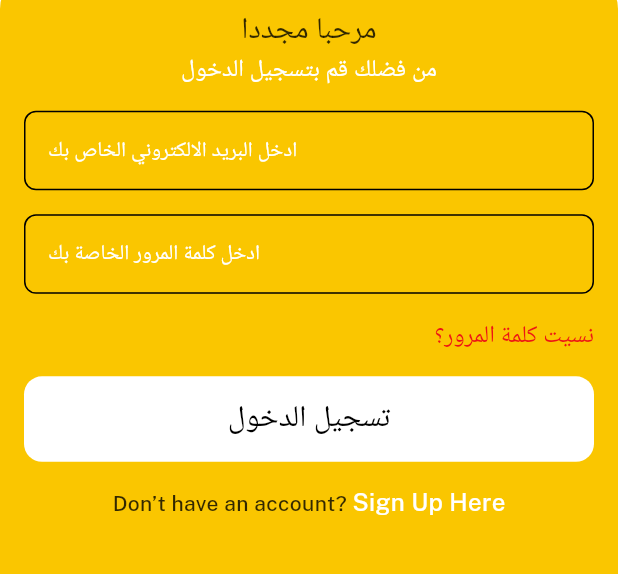
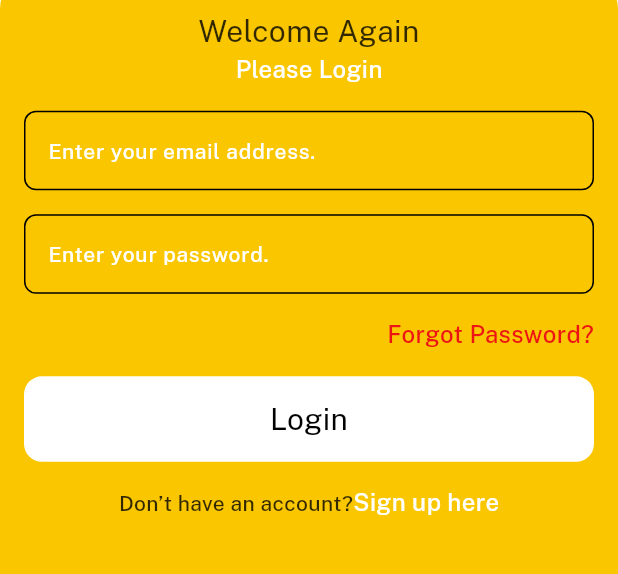
Before and after one commit to Belalwael26/dreamHome, a Flutter app: the screen it shows after launch, after a tap on "Skip", on a phone screen of 412 x 824 dp, the part 398-972 px from its top. Run offline on Flutter 3.47's test engine with Material 3 defaults, Android fonts, the phone set to English and light mode, and no system bars; our stand-ins replace carousel_slider, cloud_firestore, dartz, dio, dotted_border, easy_localization and 16 more; accounts and stored records are empty; project files that could hold a hidden picture were left out.

Commit message:
login_localization

```diff
--- a/dream_home/assets/translate/en.json
+++ b/dream_home/assets/translate/en.json
@@ -11,6 +11,16 @@
   "onboardingsubtitle4": "Communicate with clients or craft workers in real-time and manage your projects effortlessly" ,
   "onboardingTitle5":"Reliable Services",
   "onboardingsubtitle5": "Experience reliable services from skilled craft workers with secure payments and verified profiles." ,
+  "Welcome_Again" : "Welcome Again" ,
+  "PleaseLogin" :"Please Login" ,
+  "EmailHint" :"Enter your email address.",
+  "passwordHint" :"Enter your password.",
+  "ForgetPassword" : "Forgot Password?" ,
+  "login": "Login",
+  "NoAccount" :"Don’t have an account?" ,
+  "HaveAccount" :"Have an account?" ,
+  "SignupHere" :"Sign up here" ,
+  "LoginHere" :"Login Here" ,
   "servicex" : {
     "SERVICES": "Services",
     "FIX_NOW": "Fix Now",
@@ -36,7 +46,7 @@
     "contact": "Contact Us",
     "darkMode": "Dark Mode",
     "lightMode": "Light Mode",
-    "login": "Login",
+
     "register": "Register",
     "toggleThemeDark": "Switch to Dark Mode",
     "toggleThemeLight": "Switch to Light Mode",
@@ -44,7 +54,7 @@
     "language": "Ar" ,
     "searchPlaceHolder" : "Search By Service..."
   } ,
-  "login": {
+  "login2": {
     "title": "Login Form",
     "emailPlaceholder": "Your Email...",
     "emailLabel": "Email",
--- a/dream_home/lib/feature/auth/presentation/views/login_screen.dart
+++ b/dream_home/lib/feature/auth/presentation/views/login_screen.dart
@@ -2,6 +2,7 @@ import 'package:dream_home/Core/extension/extension.dart';
 import 'package:dream_home/core/constant/app_sized.dart';
 import 'package:dream_home/core/utils/fade_animation_custom.dart';
 import 'package:dream_home/di.dart';
+import 'package:easy_localization/easy_localization.dart';
 import 'package:flutter/material.dart';
 import 'package:flutter_bloc/flutter_bloc.dart';
 import 'package:go_router/go_router.dart';
@@ -71,13 +72,13 @@ class LoginScreen extends StatelessWidget {
                                   children: [
                                     FadeAnimationCustom(
                                       delay: 1.2,
-                                      child: Text("مرحبا مجددا",
+                                      child: Text("Welcome_Again".tr(),
                                           style: AppTextStyle.style20),
                                     ),
                                     FadeAnimationCustom(
                                       delay: 1.2,
                                       child: Text(
-                                        "من فضلك قم بتسجيل الدخول",
+                                        "PleaseLogin".tr(),
                                         style: AppTextStyle.style16
                                             .copyWith(color: AppColor.white),
                                       ),
@@ -90,7 +91,7 @@ class LoginScreen extends StatelessWidget {
                                 child: CustomTextFormFiled(
                                   borderColor: AppColor.black,
                                   controller: cubit.emailController,
-                                  hintText: "ادخل البريد الالكتروني الخاص بك",
+                                  hintText: "EmailHint".tr(),
                                   validator: (value) =>
                                       AppValidation.emailValidator(
                                           cubit.emailController.text),
@@ -101,7 +102,7 @@ class LoginScreen extends StatelessWidget {
                                 child: CustomTextFormFiled(
                                   borderColor: AppColor.black,
                                   controller: cubit.passwordController,
-                                  hintText: "ادخل كلمة المرور الخاصة بك",
+                                  hintText: "passwordHint".tr(),
                                   validator: (value) =>
                                       AppValidation.passwordVaildtor(
                                           cubit.passwordController.text),
@@ -112,7 +113,7 @@ class LoginScreen extends StatelessWidget {
                                 child: Align(
                                   alignment: AlignmentDirectional.centerEnd,
                                   child: Text(
-                                    "نسيت كلمة المرور؟",
+                                    "ForgetPassword".tr(),
                                     style: AppTextStyle.style16
                                         .copyWith(color: AppColor.redED),
                                   ).onTap(() {
@@ -123,7 +124,7 @@ class LoginScreen extends StatelessWidget {
                               FadeAnimationCustom(
                                 delay: 1.2,
                                 child: CustomAppButton(
-                                  text: "تسجيل الدخول",
+                                  text: "login".tr(),
                                   containerColor: AppColor.white,
                                   textColor: AppColor.black,
                                   onPressed: () {
--- a/dream_home/lib/feature/auth/presentation/widget/custom_auth_text.dart
+++ b/dream_home/lib/feature/auth/presentation/widget/custom_auth_text.dart
@@ -1,6 +1,7 @@
 import 'package:dream_home/core/extension/extension.dart';
 import 'package:dream_home/core/styles/app_text_style.dart';
 import 'package:dream_home/core/utils/app_color.dart';
+import 'package:easy_localization/easy_localization.dart';
 import 'package:flutter/material.dart';
 import 'package:go_router/go_router.dart';
 
@@ -16,12 +17,9 @@ class CustomAuthText extends StatelessWidget {
     return Row(
       mainAxisAlignment: MainAxisAlignment.center,
       children: [
-        Text(
-            isLoadgin
-                ? "Don’t have an account? "
-                : "Already have an account ? ",
+        Text(isLoadgin ? "NoAccount".tr() : "HaveAccount".tr(),
             style: AppTextStyle.style14),
-        Text(isLoadgin ? "Sign Up Here" : "Login Here",
+        Text(isLoadgin ? "SignupHere".tr() : "LoginHere".tr(),
             style: AppTextStyle.style16.copyWith(
               color: textColor ?? AppColor.white,
             )).onTap(() {
```
Also changed, not shown: dream_home/assets/translate/ar.json (+11 -2 lines).
